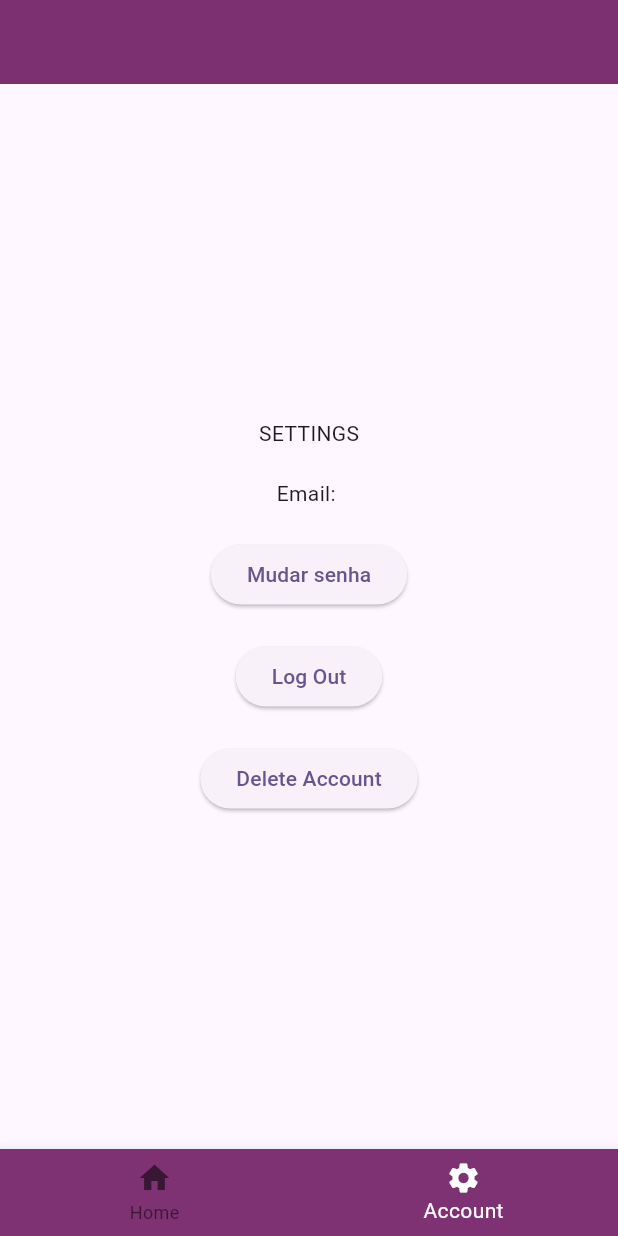
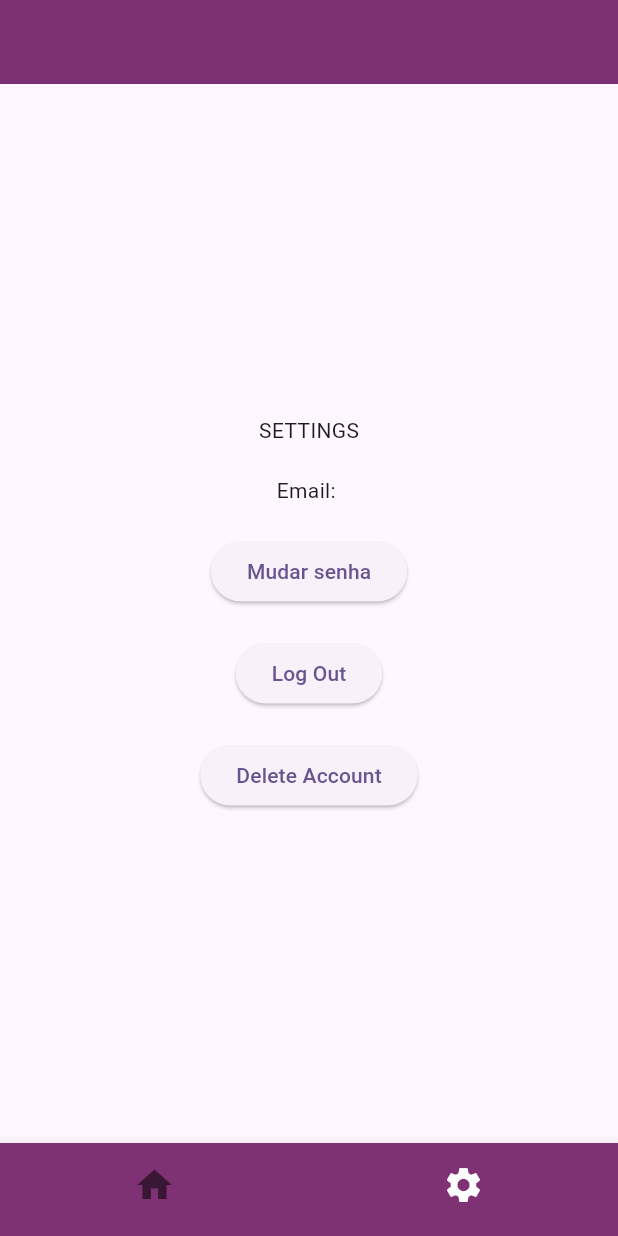
Before and after one commit to Brunno-Bocardo/mindFlash, a Flutter app: the SettingsPage screen opened by its route, on a phone screen of 412 x 824 dp. Run offline on Flutter 3.47's test engine with Material 3 defaults, Android fonts, the phone set to English and light mode, and no system bars; our stand-ins replace firebase_auth, firebase_core, go_router, sqflite; accounts and stored records are empty; generated files the repository leaves out were written again.

Commit message:
mudança de estilo no `CustomBottomNavigationBar`

```diff
--- a/app_flashcards/lib/widgets/bottom_navigation_bar.dart
+++ b/app_flashcards/lib/widgets/bottom_navigation_bar.dart
@@ -19,9 +19,11 @@ class CustomBottomNavigationBar extends StatelessWidget {
       onTap: (idx) {
           onTap(idx);
       },
+      showUnselectedLabels: false,
+      showSelectedLabels: false,
       items: const [
-        BottomNavigationBarItem(label: 'Home', icon: Icon(Icons.home)),
-        BottomNavigationBarItem(label: 'Account', icon: Icon(Icons.settings)),
+        BottomNavigationBarItem(label: 'Home', icon: Icon(Icons.home, size: 28)),
+        BottomNavigationBarItem(label: 'Account', icon: Icon(Icons.settings, size: 28)),
       ],
     );
   }
```
